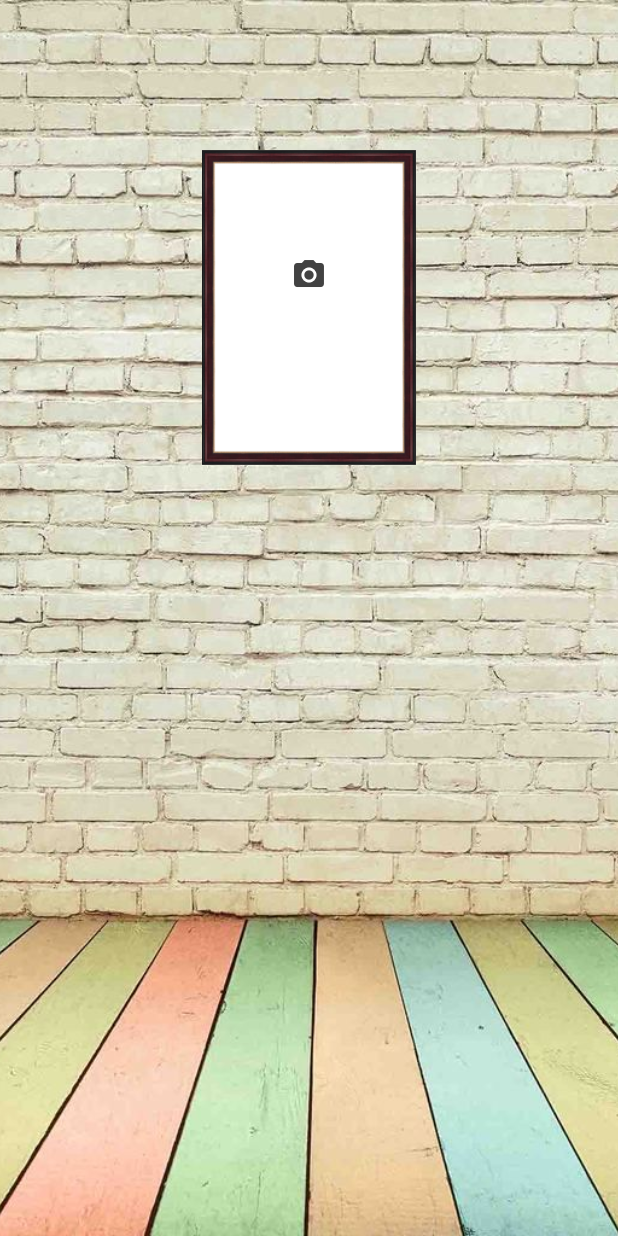
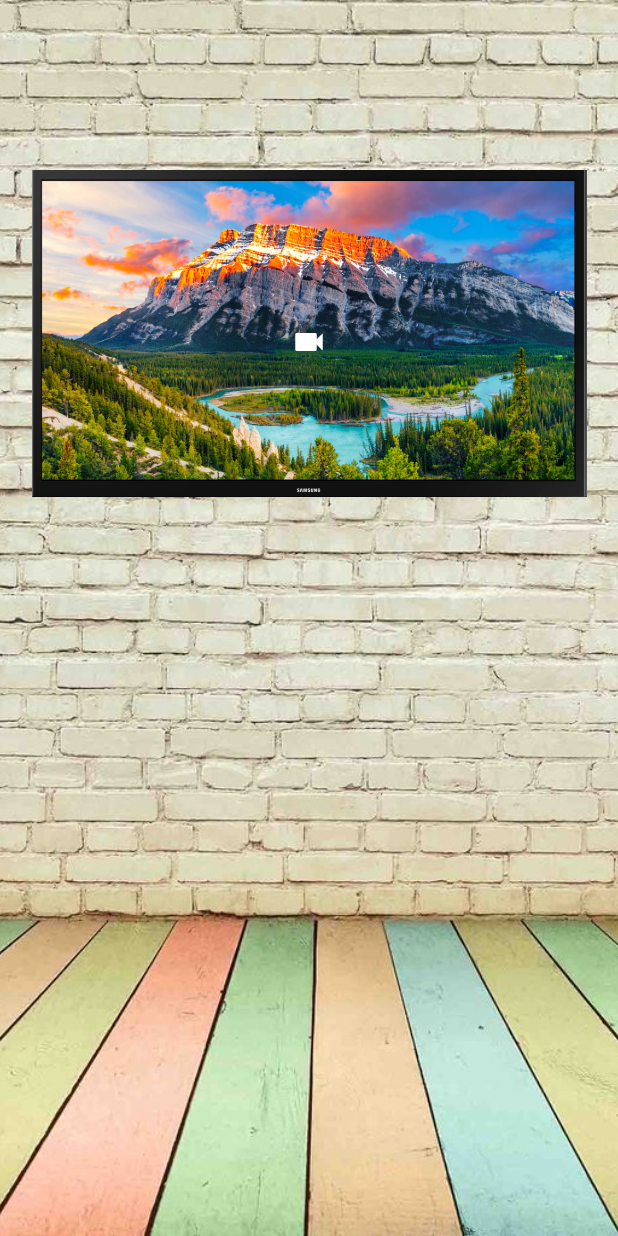
Before and after one commit to erdiegoant/flutter_machine_learning, a Flutter app: the screen it shows after launch, on a phone screen of 412 x 824 dp. Run offline on Flutter 3.47's test engine with Material 2 defaults, Android fonts, the phone set to English and light mode, and no system bars; our stand-ins replace camera, image_picker; missing offline and left inert: google_ml_kit, tflite; project files that could hold a hidden picture were left out.

Commit message:
Add Tensorflow live feed image labeling

```diff
--- a/lib/main.dart
+++ b/lib/main.dart
@@ -1,6 +1,6 @@
 import 'package:camera/camera.dart';
 import 'package:flutter/material.dart';
-import 'package:machine_learning/tensorflow_pages/camera_labeling_tensorflow.dart';
+import 'package:machine_learning/tensorflow_pages/camera_feed_labeling_tensorflow.dart';
 
 late List<CameraDescription> cameras;
 
@@ -18,7 +18,7 @@ class MyApp extends StatelessWidget {
       theme: ThemeData(
         primarySwatch: Colors.blue,
       ),
-      home: CameraLabelingTensorFLow(),
+      home: CameraFeedLabelingTensorFlow(),
     );
   }
 }
--- /dev/null
+++ b/lib/tensorflow_pages/camera_feed_labeling_tensorflow.dart
@@ -0,0 +1,157 @@
+import 'package:camera/camera.dart';
+import 'package:flutter/foundation.dart';
+import 'package:flutter/material.dart';
+import 'package:machine_learning/main.dart';
+import 'package:tflite/tflite.dart';
+
+class CameraFeedLabelingTensorFlow extends StatefulWidget {
+  const CameraFeedLabelingTensorFlow({Key? key}) : super(key: key);
+
+  @override
+  _CameraFeedLabelingTensorFlowState createState() =>
+      _CameraFeedLabelingTensorFlowState();
+}
+
+class _CameraFeedLabelingTensorFlowState
+    extends State<CameraFeedLabelingTensorFlow> {
+  late CameraController controller;
+  CameraImage? _image;
+  String result = '';
+  bool busy = false;
+
+  @override
+  void initState() {
+    super.initState();
+    loadModel();
+  }
+
+  Future<void> loadModel() async {
+    String? res = await Tflite.loadModel(
+      model: 'assets/models/mobilenet_v1_1.0_224.tflite',
+      labels: 'assets/models/mobilenet_v1_1.0_224.txt',
+      isAsset: true,
+      useGpuDelegate: false,
+    );
+  }
+
+  void startCamera() {
+    controller = CameraController(cameras[0], ResolutionPreset.high);
+
+    controller.initialize().then((_) {
+      if (!mounted) return;
+
+      controller.startImageStream((image) => {
+            if (!busy)
+              {
+                setState(() {
+                  _image = image;
+                  busy = true;
+                  labelLiveFeed();
+                })
+              }
+          });
+    });
+  }
+
+  Future<void> labelLiveFeed() async {
+    if (_image == null) {
+      return;
+    }
+
+    var labels = await Tflite.runModelOnFrame(
+      bytesList: _image!.planes.map((e) => e.bytes).toList(),
+      imageHeight: _image!.height,
+      imageWidth: _image!.width,
+      imageStd: 255.0,
+      threshold: 0.3,
+      asynch: true,
+    );
+
+    if (labels == null) {
+      return;
+    }
+
+    String newResult = "";
+
+    for (final label in labels) {
+      final text = (label['label'] as String);
+      final confidence = (label['confidence'] as double);
+
+      newResult += "$text  ${confidence.toStringAsFixed(2)} \n";
+    }
+
+    setState(() {
+      result = newResult;
+      busy = false;
+    });
+  }
+
+  @override
+  Future<void> dispose() async {
+    await controller.dispose();
+    await Tflite.close();
+    super.dispose();
+  }
+
+  @override
+  Widget build(BuildContext context) {
+    return SafeArea(
+      child: Scaffold(
+        body: Container(
+          decoration: BoxDecoration(
+            image: DecorationImage(
+                image: AssetImage('assets/images/img2.jpeg'),
+                fit: BoxFit.cover),
+          ),
+          child: Column(
+            children: <Widget>[
+              SizedBox(width: 100),
+              Container(
+                margin: EdgeInsets.only(top: 105),
+                child: Stack(
+                  children: [
+                    Stack(children: <Widget>[
+                      Center(
+                        child: Image.asset(
+                          'assets/images/lcd2.jpeg',
+                          height: 235,
+                          width: 370,
+                        ),
+                      ),
+                    ]),
+                    Center(
+                      child: TextButton(
+                        onPressed: startCamera,
+                        child: _image != null
+                            ? AspectRatio(
+                                aspectRatio: controller.value.aspectRatio,
+                                child: CameraPreview(controller),
+                              )
+                            : Container(
+                                margin: EdgeInsets.only(top: 40),
+                                width: 140,
+                                height: 150,
+                                child: Icon(
+                                  Icons.videocam,
+                                  color: Colors.white,
+                                ),
+                              ),
+                      ),
+                    )
+                  ],
+                ),
+              ),
+              Container(
+                margin: EdgeInsets.only(top: 20),
+                child: Text(
+                  '$result',
+                  style: TextStyle(fontFamily: 'finger_paint', fontSize: 20),
+                ),
+              )
+            ],
+          ),
+        ),
+      ),
+    );
+  }
+}
```
